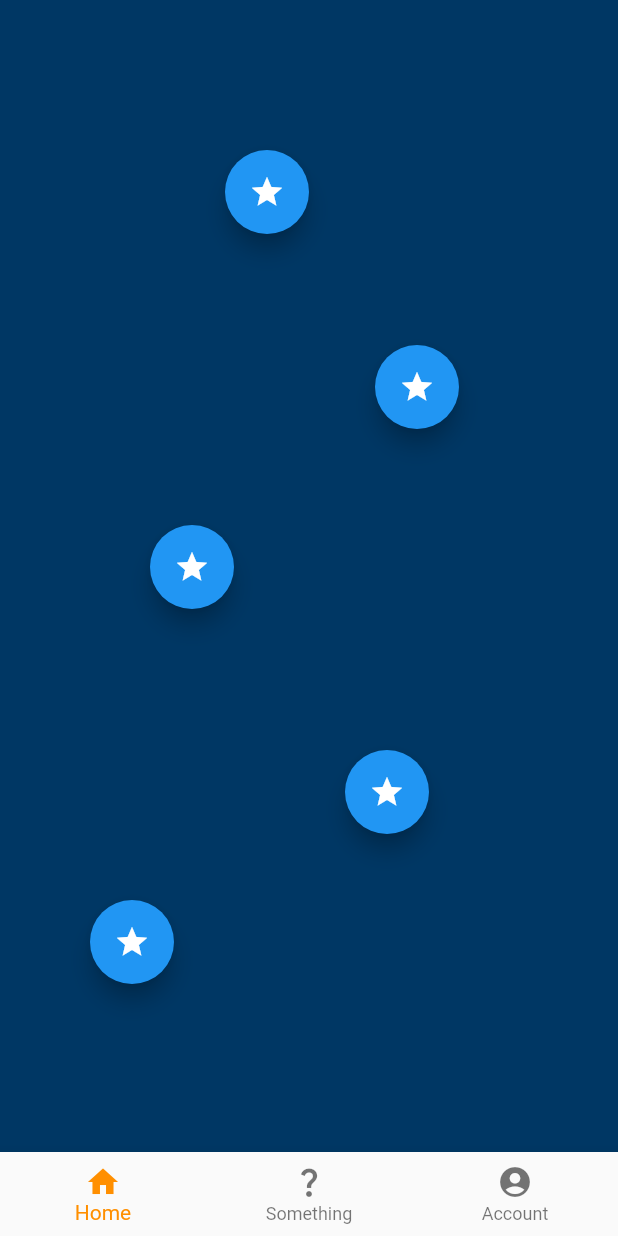
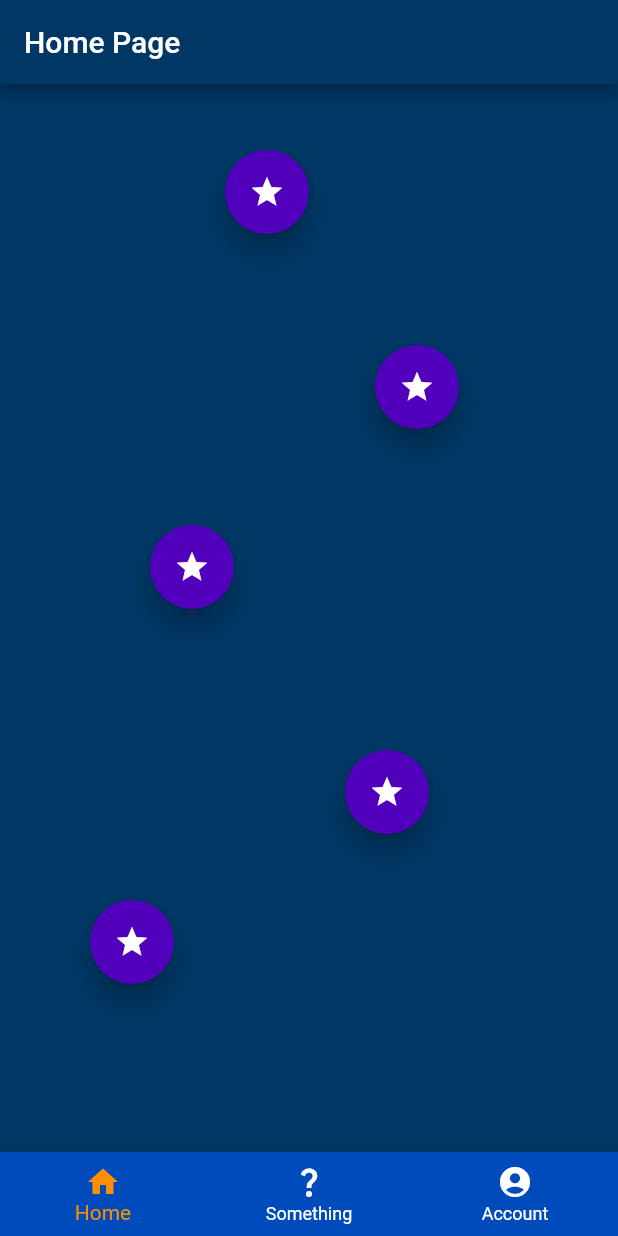
Before and after one commit to dr-programmer/HackTues8---TE-AM-new, a Flutter app: the screen it shows after launch, on a phone screen of 412 x 824 dp. Run offline on Flutter 3.47's test engine with Material 2 defaults, Android fonts, the light colour scheme and no system bars.

Commit message:
Changed the aesthetic.

```diff
--- a/sirius/lib/homepage.dart
+++ b/sirius/lib/homepage.dart
@@ -20,18 +20,25 @@ class _myHomePageState extends State<myHomePage> {
       //color: Color.fromARGB(255, 0, 80, 146),
       child: Stack(
         children: <Widget>[
-          const Scaffold(
+          Scaffold(
+            appBar: AppBar(
+              title: const Text('Home Page'),
+              backgroundColor: Color.fromARGB(255, 0, 55, 100),
+            ),
             backgroundColor: Color.fromARGB(255, 0, 55, 100),
           ),
           Padding(
             padding: const EdgeInsets.fromLTRB(100, 350, 0, 10),
             child: FloatingActionButton(
-                onPressed: () {}, child: const Icon(Icons.star)),
+                backgroundColor: Color.fromARGB(255, 81, 0, 187),
+                onPressed: () {},
+                child: const Icon(Icons.star)),
           ),
           Padding(
             padding: const EdgeInsets.fromLTRB(250, 230, 0, 10),
             //padding: const EdgeInsets.fromLTRB(left, top, right, bottom)
             child: FloatingActionButton(
+              backgroundColor: Color.fromARGB(255, 81, 0, 187),
               onPressed: () {},
               child: const Icon(Icons.star),
             ),
@@ -40,6 +47,7 @@ class _myHomePageState extends State<myHomePage> {
             padding: const EdgeInsets.fromLTRB(150, 100, 0, 500),
             //padding: const EdgeInsets.fromLTRB(left, top, right, bottom)
             child: FloatingActionButton(
+              backgroundColor: Color.fromARGB(255, 81, 0, 187),
               onPressed: () {},
               child: const Icon(Icons.star),
             ),
@@ -48,6 +56,7 @@ class _myHomePageState extends State<myHomePage> {
             padding: const EdgeInsets.fromLTRB(230, 500, 0, 0),
             //padding: const EdgeInsets.fromLTRB(left, top, right, bottom)
             child: FloatingActionButton(
+              backgroundColor: Color.fromARGB(255, 81, 0, 187),
               onPressed: () {},
               child: const Icon(Icons.star),
             ),
@@ -56,6 +65,7 @@ class _myHomePageState extends State<myHomePage> {
             padding: const EdgeInsets.fromLTRB(60, 600, 0, 0),
             //padding: const EdgeInsets.fromLTRB(left, top, right, bottom)
             child: FloatingActionButton(
+              backgroundColor: Color.fromARGB(255, 81, 0, 187),
               //backgroundColor: Colors.blue,
               onPressed: () {
                 Navigator.of(context).push(createRoute());
--- a/sirius/lib/main.dart
+++ b/sirius/lib/main.dart
@@ -1,4 +1,5 @@
 import 'package:flutter/material.dart';
+import 'package:flutter/rendering.dart';
 import 'profile.dart';
 import 'homepage.dart';
 
@@ -51,6 +52,7 @@ class _MyStatefulWidgetState extends State<MyStatefulWidget> {
         child: _widgetOptions.elementAt(_selectedIndex),
       ),
       bottomNavigationBar: BottomNavigationBar(
+        backgroundColor: Color.fromARGB(255, 0, 75, 187),
         items: const <BottomNavigationBarItem>[
           BottomNavigationBarItem(
             icon: Icon(Icons.home),
@@ -70,6 +72,7 @@ class _MyStatefulWidgetState extends State<MyStatefulWidget> {
         ],
         currentIndex: _selectedIndex,
         selectedItemColor: Colors.amber[800],
+        unselectedItemColor: Colors.white,
         onTap: _onItemTapped,
       ),
     );
```
Also changed, not shown: sirius/lib/PopUp.dart (+13 -3 lines), sirius/lib/profile.dart (+3 -4 lines).
